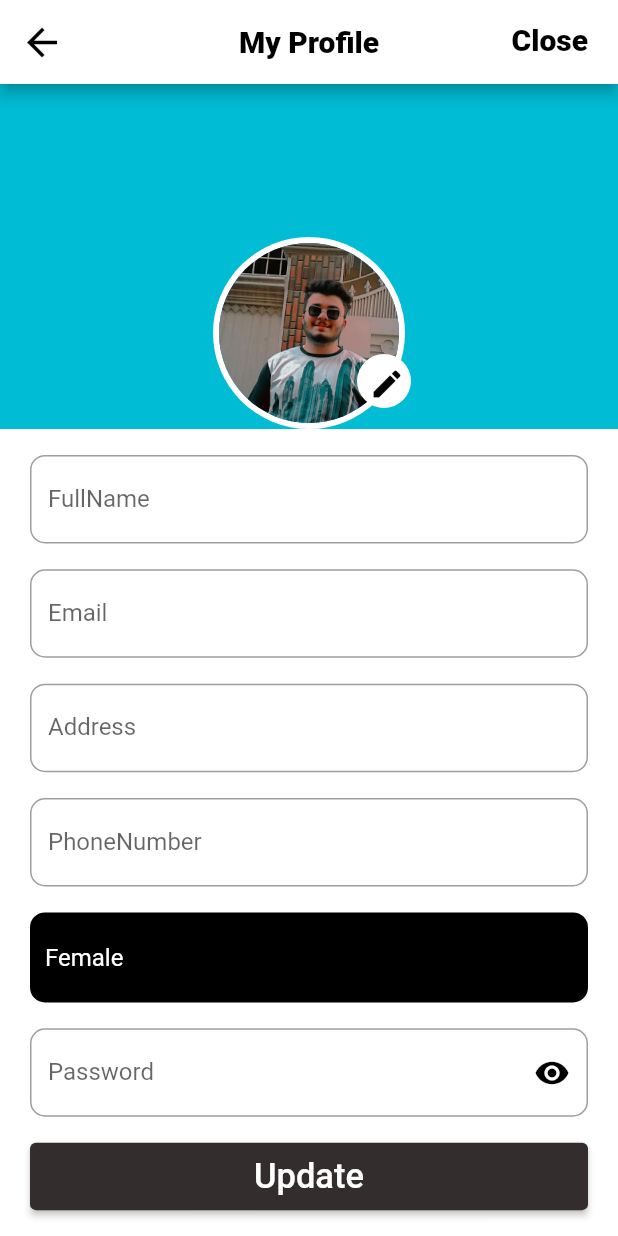
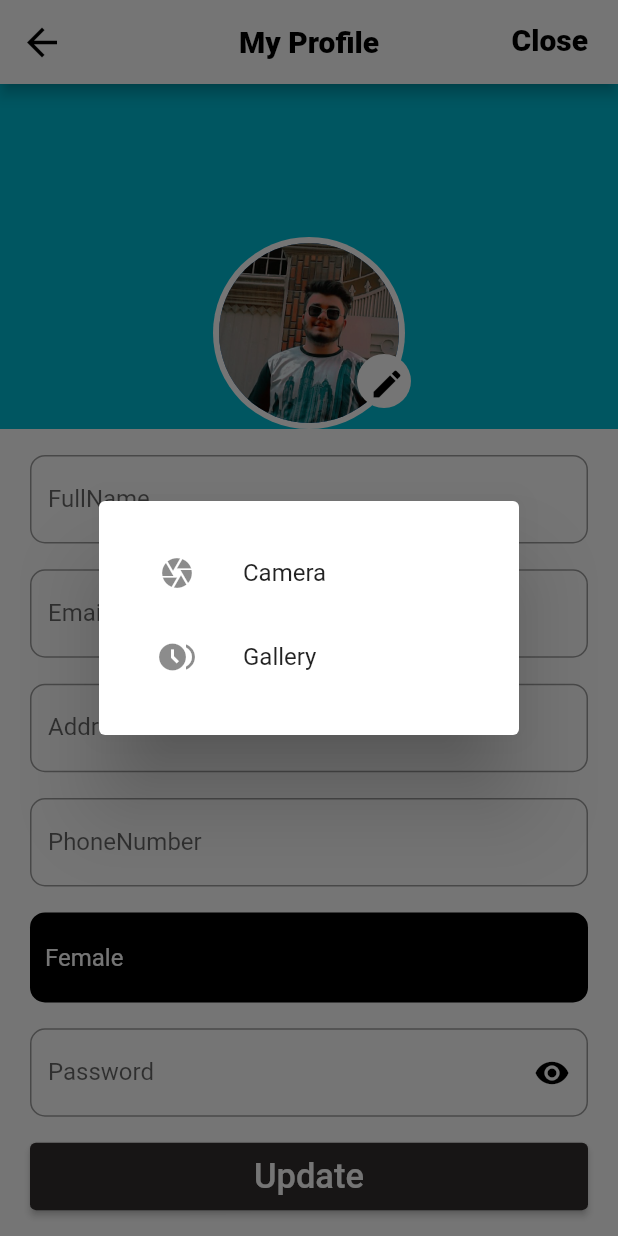
Before and after one commit to NomanShariq/Food_App, a Flutter app: the screen it shows after launch, after a tap on "Edit", after a tap on the "edit" icon, on a phone screen of 412 x 824 dp. Run offline on Flutter 3.47's test engine with Material 2 defaults, Android fonts, the phone set to English and light mode, and no system bars; our stand-ins replace carousel_pro, carousel_slider, cloud_firestore, firebase_auth, firebase_core, image_picker; accounts and stored records are empty.

Commit message:
profile work done

```diff
--- a/lib/screens/profile.dart
+++ b/lib/screens/profile.dart
@@ -1,4 +1,6 @@
+import 'dart:io';
 import 'package:flutter/material.dart';
+import 'package:image_picker/image_picker.dart';
 import 'package:myfood_app/widgets/button.dart';
 import 'package:myfood_app/widgets/email_text_formfield.dart';
 import 'package:myfood_app/widgets/pass_textform_field.dart';
@@ -26,6 +28,15 @@ class _ProfileState extends State<Profile> {
     TextEditingController address = TextEditingController();
     TextEditingController phoneNumber = TextEditingController();
     TextEditingController passwordcontroller = TextEditingController();
+    File image;
+    Future<void> getImage({required ImageSource imageSource}) async {
+      PickedFile pickedFile =
+          await ImagePicker().pickImage(source: imageSource) as PickedFile;
+      if (pickedFile != null) {
+        image = File(pickedFile.path);
+      }
+    }
+
     void vaildation() {
       if (emailcontroller.text.isEmpty &&
           passwordcontroller.text.isEmpty &&
@@ -104,6 +115,38 @@ class _ProfileState extends State<Profile> {
           ),
         );
       }
+    }
+
+    Future<void> myDialogueBox() {
+      return showDialog<void>(
+          context: context,
+          barrierDismissible: false,
+          builder: (BuildContext context) {
+            return AlertDialog(
+              content: SingleChildScrollView(
+                child: ListBody(
+                  children: [
+                    ListTile(
+                      leading: Icon(Icons.camera),
+                      title: Text("Camera"),
+                      onTap: () {
+                        getImage(imageSource: ImageSource.camera);
+                        Navigator.of(context).pop();
+                      },
+                    ),
+                    ListTile(
+                      leading: Icon(Icons.browse_gallery),
+                      title: Text("Gallery"),
+                      onTap: () {
+                        getImage(imageSource: ImageSource.gallery);
+                        Navigator.of(context).pop();
+                      },
+                    ),
+                  ],
+                ),
+              ),
+            );
+          });
     }
 
     Widget _buildAllFormFields() {
@@ -270,20 +313,24 @@ class _ProfileState extends State<Profile> {
               ),
             ],
           ),
-          Positioned(
+          isEdit != false
+              ? Positioned(
                   top: 180,
                   left: 238,
                   child: CircleAvatar(
                     maxRadius: 18,
                     child: IconButton(
-                  onPressed: () {},
+                        onPressed: () {
+                          myDialogueBox();
+                        },
                         icon: const Icon(
                           Icons.edit,
                           color: Colors.black,
                         )),
                     backgroundColor: Colors.white,
                   ),
-          ),
+                )
+              : Container(),
         ]),
       ),
     );
--- a/pubspec.yaml
+++ b/pubspec.yaml
@@ -43,6 +43,7 @@ dependencies:
   firebase_auth: ^4.1.0
   carousel_slider: ^4.1.1
   carousel_pro: ^1.0.0
+  image_picker: ^0.8.6
 dev_dependencies:
   flutter_test:
     sdk: flutter
```
Also changed, not shown: pubspec.lock. Lines whose indentation alone changed are shown as unchanged.
